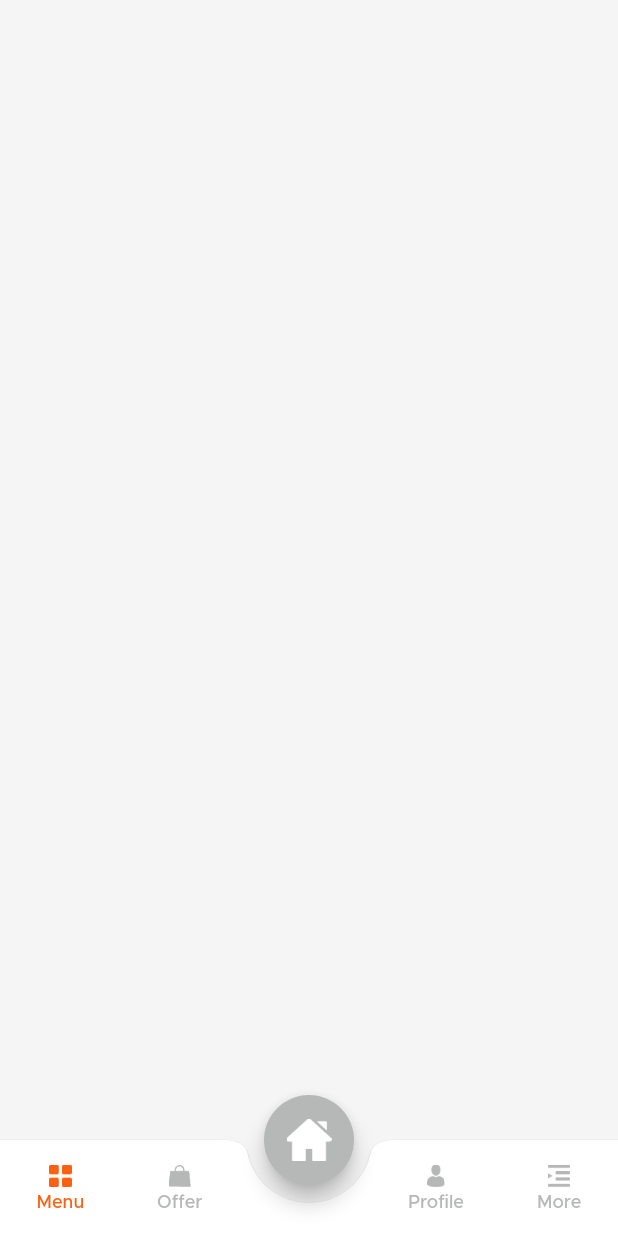
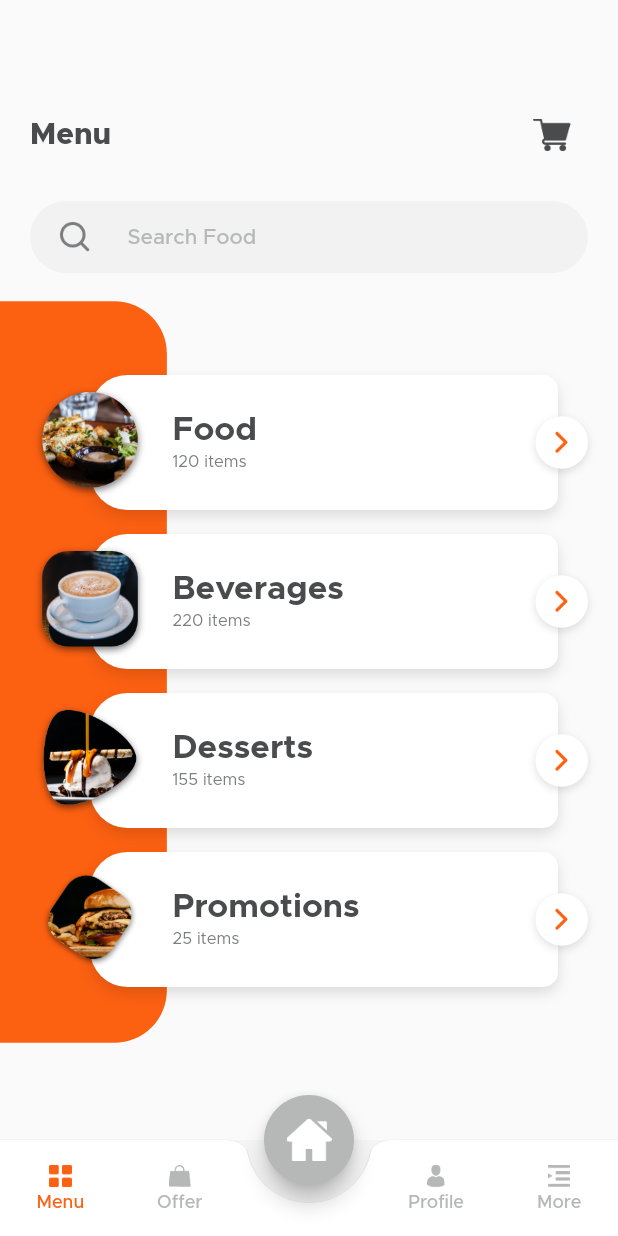
Before and after one commit to codeforany/food_delivery_meal, a Flutter app: the screen it shows after launch, scrolled down 576 dp, after a tap on "Menu", on a phone screen of 412 x 824 dp. Run offline on Flutter 3.47's test engine with Material 2 defaults, Android fonts, the phone set to English and light mode, and no system bars; missing offline and left inert: otp_pin_field.

Commit message:
Menu Tab UI & Menu Items UI

```diff
--- a/lib/view/main_tabview/main_tabview.dart
+++ b/lib/view/main_tabview/main_tabview.dart
@@ -3,6 +3,7 @@ import 'package:food_delivery/common/color_extension.dart';
 import 'package:food_delivery/common_widget/tab_button.dart';
 
 import '../home/home_view.dart';
+import '../menu/menu_view.dart';
 
 class MainTabView extends StatefulWidget {
   const MainTabView({super.key});
@@ -62,7 +63,7 @@ class _MainTabViewState extends State<MainTabView> {
                   onTap: () {
                     if (selctTab != 0) {
                       selctTab = 0;
-                      selectPageView = Container();
+                      selectPageView = const MenuView();
                     }
                     if (mounted) {
                       setState(() {});
--- /dev/null
+++ b/lib/view/menu/menu_view.dart
@@ -0,0 +1,222 @@
+import 'package:flutter/material.dart';
+
+import '../../common/color_extension.dart';
+import '../../common_widget/round_textfield.dart';
+import 'menu_items_view.dart';
+
+class MenuView extends StatefulWidget {
+  const MenuView({super.key});
+
+  @override
+  State<MenuView> createState() => _MenuViewState();
+}
+
+class _MenuViewState extends State<MenuView> {
+  List menuArr = [
+    {
+      "name": "Food",
+      "image": "assets/img/menu_1.png",
+      "items_count": "120",
+    },
+    {
+      "name": "Beverages",
+      "image": "assets/img/menu_2.png",
+      "items_count": "220",
+    },
+    {
+      "name": "Desserts",
+      "image": "assets/img/menu_3.png",
+      "items_count": "155",
+    },
+    {
+      "name": "Promotions",
+      "image": "assets/img/menu_4.png",
+      "items_count": "25",
+    },
+  ];
+  TextEditingController txtSearch = TextEditingController();
+
+  @override
+  Widget build(BuildContext context) {
+    var media = MediaQuery.of(context).size;
+    return Scaffold(
+      body: Stack(
+        alignment: Alignment.centerLeft,
+        children: [
+          Container(
+            margin: const EdgeInsets.only(top: 180),
+            width: media.width * 0.27,
+            height: media.height * 0.6,
+            decoration: BoxDecoration(
+              color: TColor.primary,
+              borderRadius: const BorderRadius.only(
+                  topRight: Radius.circular(35),
+                  bottomRight: Radius.circular(35)),
+            ),
+          ),
+          SingleChildScrollView(
+            child: Padding(
+              padding: const EdgeInsets.symmetric(vertical: 20),
+              child: Column(
+                children: [
+                  const SizedBox(
+                    height: 46,
+                  ),
+                  Padding(
+                    padding: const EdgeInsets.symmetric(horizontal: 20),
+                    child: Row(
+                      mainAxisAlignment: MainAxisAlignment.spaceBetween,
+                      children: [
+                        Text(
+                          "Menu",
+                          style: TextStyle(
+                              color: TColor.primaryText,
+                              fontSize: 20,
+                              fontWeight: FontWeight.w800),
+                        ),
+                        IconButton(
+                          onPressed: () {},
+                          icon: Image.asset(
+                            "assets/img/shopping_cart.png",
+                            width: 25,
+                            height: 25,
+                          ),
+                        ),
+                      ],
+                    ),
+                  ),
+                  const SizedBox(
+                    height: 20,
+                  ),
+                  Padding(
+                    padding: const EdgeInsets.symmetric(horizontal: 20),
+                    child: RoundTextfield(
+                      hintText: "Search Food",
+                      controller: txtSearch,
+                      left: Container(
+                        alignment: Alignment.center,
+                        width: 30,
+                        child: Image.asset(
+                          "assets/img/search.png",
+                          width: 20,
+                          height: 20,
+                        ),
+                      ),
+                    ),
+                  ),
+                  const SizedBox(
+                    height: 30,
+                  ),
+                  ListView.builder(
+                      padding: const EdgeInsets.symmetric(
+                          vertical: 30, horizontal: 20),
+                      physics: const NeverScrollableScrollPhysics(),
+                      shrinkWrap: true,
+                      itemCount: menuArr.length,
+                      itemBuilder: ((context, index) {
+                        var mObj = menuArr[index] as Map? ?? {};
+                        return GestureDetector(
+                          onTap: () {
+                            Navigator.push(
+                              context,
+                              MaterialPageRoute(
+                                builder: (context) => MenuItemsView(
+                                  mObj: mObj,
+                                ),
+                              ),
+                            );
+                          },
+                          child: Stack(
+                            alignment: Alignment.centerRight,
+                            children: [
+                              Container(
+                                margin: const EdgeInsets.only(
+                                    top: 8, bottom: 8, right: 20),
+                                width: media.width - 100,
+                                height: 90,
+                                decoration: const BoxDecoration(
+                                    color: Colors.white,
+                                    borderRadius: BorderRadius.only(
+                                        topLeft: Radius.circular(25),
+                                        bottomLeft: Radius.circular(25),
+                                        topRight: Radius.circular(10),
+                                        bottomRight: Radius.circular(10)),
+                                    boxShadow: [
+                                      BoxShadow(
+                                          color: Colors.black12,
+                                          blurRadius: 7,
+                                          offset: Offset(0, 4))
+                                    ]),
+                              ),
+                              Row(
+                                mainAxisAlignment: MainAxisAlignment.start,
+                                crossAxisAlignment: CrossAxisAlignment.center,
+                                children: [
+                                  Image.asset(
+                                    mObj["image"].toString(),
+                                    width: 80,
+                                    height: 80,
+                                    fit: BoxFit.contain,
+                                  ),
+                                  const SizedBox(
+                                    width: 15,
+                                  ),
+                                  Expanded(
+                                    child: Column(
+                                      crossAxisAlignment:
+                                          CrossAxisAlignment.start,
+                                      children: [
+                                        Text(
+                                          mObj["name"].toString(),
+                                          style: TextStyle(
+                                              color: TColor.primaryText,
+                                              fontSize: 22,
+                                              fontWeight: FontWeight.w700),
+                                        ),
+                                        const SizedBox(
+                                          height: 4,
+                                        ),
+                                        Text(
+                                          "${mObj["items_count"].toString()} items",
+                                          style: TextStyle(
+                                              color: TColor.secondaryText,
+                                              fontSize: 11),
+                                        ),
+                                      ],
+                                    ),
+                                  ),
+                                  Container(
+                                    width: 35,
+                                    height: 35,
+                                    decoration: BoxDecoration(
+                                        color: Colors.white,
+                                        borderRadius:
+                                            BorderRadius.circular(17.5),
+                                        boxShadow: const [
+                                          BoxShadow(
+                                              color: Colors.black12,
+                                              blurRadius: 4,
+                                              offset: Offset(0, 2))
+                                        ]),
+                                    alignment: Alignment.center,
+                                    child: Image.asset(
+                                      "assets/img/btn_next.png",
+                                      width: 15,
+                                      height: 15,
+                                    ),
+                                  ),
+                                ],
+                              ),
+                            ],
+                          ),
+                        );
+                      }))
+                ],
+              ),
+            ),
+          ),
+        ],
+      ),
+    );
+  }
+}
```
Also changed, not shown: lib/common_widget/menu_item_row.dart (added, +106 -0 lines), lib/view/menu/menu_items_view.dart (added, +172 -0 lines), assets/img/btn_next.png (added), assets/img/dess_1.png (added), assets/img/dess_2.png (added), assets/img/dess_3.png (added), assets/img/dess_4.png (added), assets/img/menu_1.png (added), assets/img/menu_2.png (added), assets/img/menu_3.png (added), assets/img/menu_4.png (added).
